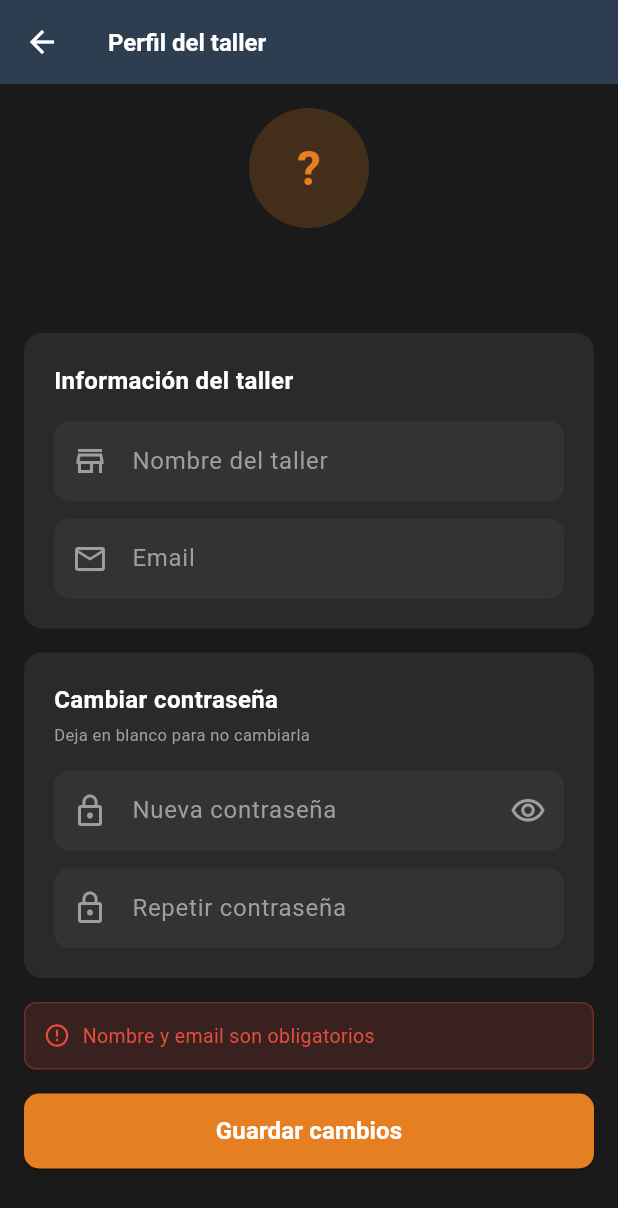
After one commit to oscarsalt/taller_pro, a Flutter app: the PerfilScreen screen opened directly, after a tap on "Guardar cambios", on a phone screen of 412 x 824 dp. The commit adds this screen. Shown: the top 1208 px of the screen. Run offline on Flutter 3.47's test engine with Material 3 defaults, Android fonts, the phone set to English and light mode, and no system bars; our stand-ins replace fl_chart, shared_preferences; accounts and stored records are empty; network calls fail.

Commit message:
s.g: pantalla de perfil del taller y cambiar contraseña

```diff
--- /dev/null
+++ b/lib/screens/perfil_screen.dart
@@ -0,0 +1,325 @@
+import 'dart:convert';
+import 'package:flutter/material.dart';
+import 'package:shared_preferences/shared_preferences.dart';
+import '../api_service.dart';
+import '../theme/app_theme.dart';
+
+class PerfilScreen extends StatefulWidget {
+  const PerfilScreen({super.key});
+
+  @override
+  State<PerfilScreen> createState() => _PerfilScreenState();
+}
+
+class _PerfilScreenState extends State<PerfilScreen> {
+  final nombreController = TextEditingController();
+  final emailController = TextEditingController();
+  final passwordController = TextEditingController();
+  final password2Controller = TextEditingController();
+
+  bool cargando = true;
+  bool guardando = false;
+  bool verPassword = false;
+  String mensaje = '';
+  bool esError = false;
+  String fechaCreacion = '';
+
+  @override
+  void initState() {
+    super.initState();
+    cargarPerfil();
+  }
+
+  Future<void> cargarPerfil() async {
+    setState(() => cargando = true);
+    try {
+      final res = await ApiService.get('/perfil');
+      if (res is Map) {
+        final data = Map<String, dynamic>.from(res);
+        nombreController.text = data['nombre'] ?? '';
+        emailController.text = data['email'] ?? '';
+        fechaCreacion =
+            data['fecha_creacion']?.toString().substring(0, 10) ?? '';
+      }
+    } catch (e) {}
+    setState(() => cargando = false);
+  }
+
+  Future<void> guardarPerfil() async {
+    if (nombreController.text.isEmpty || emailController.text.isEmpty) {
+      setState(() {
+        mensaje = 'Nombre y email son obligatorios';
+        esError = true;
+      });
+      return;
+    }
+    if (passwordController.text.isNotEmpty &&
+        passwordController.text != password2Controller.text) {
+      setState(() {
+        mensaje = 'Las contraseñas no coinciden';
+        esError = true;
+      });
+      return;
+    }
+    if (passwordController.text.isNotEmpty &&
+        passwordController.text.length < 6) {
+      setState(() {
+        mensaje = 'La contraseña debe tener al menos 6 caracteres';
+        esError = true;
+      });
+      return;
+    }
+
+    setState(() {
+      guardando = true;
+      mensaje = '';
+    });
+
+    try {
+      final body = {
+        'nombre': nombreController.text,
+        'email': emailController.text,
+        if (passwordController.text.isNotEmpty)
+          'password': passwordController.text,
+      };
+      final res = await ApiService.put('/perfil', body);
+      if (res['message'] != null) {
+        // Actualizar nombre guardado en SharedPreferences
+        final prefs = await SharedPreferences.getInstance();
+        final userStr = prefs.getString('user');
+        if (userStr != null) {
+          final user = Map<String, dynamic>.from(jsonDecode(userStr));
+          user['nombre'] = nombreController.text;
+          await prefs.setString('user', jsonEncode(user));
+        }
+        passwordController.clear();
+        password2Controller.clear();
+        setState(() {
+          mensaje = 'Perfil actualizado correctamente';
+          esError = false;
+        });
+      } else {
+        setState(() {
+          mensaje = res['error'] ?? 'Error al guardar';
+          esError = true;
+        });
+      }
+    } catch (e) {
+      setState(() {
+        mensaje = 'Error al conectar con el servidor';
+        esError = true;
+      });
+    }
+
+    setState(() => guardando = false);
+  }
+
+  @override
+  Widget build(BuildContext context) {
+    return Scaffold(
+      backgroundColor: AppTheme.bgColor,
+      appBar: AppBar(
+        backgroundColor: AppTheme.sidebarColor,
+        foregroundColor: Colors.white,
+        title: const Text('Perfil del taller',
+            style: TextStyle(fontSize: 16, fontWeight: FontWeight.bold)),
+        elevation: 0,
+      ),
+      body: cargando
+          ? const Center(
+              child: CircularProgressIndicator(color: AppTheme.accentColor))
+          : SingleChildScrollView(
+              padding: const EdgeInsets.all(16),
+              child: Column(
+                crossAxisAlignment: CrossAxisAlignment.start,
+                children: [
+                  // Avatar y nombre
+                  Center(
+                    child: Column(
+                      children: [
+                        Container(
+                          width: 80,
+                          height: 80,
+                          decoration: BoxDecoration(
+                            color: AppTheme.accentColor.withOpacity(0.2),
+                            shape: BoxShape.circle,
+                          ),
+                          child: Center(
+                            child: Text(
+                              nombreController.text.isNotEmpty
+                                  ? nombreController.text
+                                      .substring(0, 1)
+                                      .toUpperCase()
+                                  : '?',
+                              style: const TextStyle(
+                                  color: AppTheme.accentColor,
+                                  fontSize: 32,
+                                  fontWeight: FontWeight.bold),
+                            ),
+                          ),
+                        ),
+                        const SizedBox(height: 12),
+                        Text(nombreController.text, style: AppTheme.titulo),
+                        if (fechaCreacion.isNotEmpty) ...[
+                          const SizedBox(height: 4),
+                          Text('Miembro desde $fechaCreacion',
+                              style: AppTheme.muted),
+                        ],
+                      ],
+                    ),
+                  ),
+                  const SizedBox(height: 24),
+
+                  // Formulario
+                  Container(
+                    padding: const EdgeInsets.all(20),
+                    decoration: AppTheme.card(),
+                    child: Column(
+                      crossAxisAlignment: CrossAxisAlignment.start,
+                      children: [
+                        const Text('Información del taller',
+                            style: TextStyle(
+                                color: Colors.white,
+                                fontSize: 16,
+                                fontWeight: FontWeight.bold)),
+                        const SizedBox(height: 16),
+                        TextField(
+                          controller: nombreController,
+                          style: AppTheme.cuerpo,
+                          decoration: AppTheme.input(
+                              'Nombre del taller', Icons.store_outlined),
+                        ),
+                        const SizedBox(height: 12),
+                        TextField(
+                          controller: emailController,
+                          style: AppTheme.cuerpo,
+                          keyboardType: TextInputType.emailAddress,
+                          decoration:
+                              AppTheme.input('Email', Icons.email_outlined),
+                        ),
+                      ],
+                    ),
+                  ),
+                  const SizedBox(height: 16),
+
+                  // Cambiar contraseña
+                  Container(
+                    padding: const EdgeInsets.all(20),
+                    decoration: AppTheme.card(),
+                    child: Column(
+                      crossAxisAlignment: CrossAxisAlignment.start,
+                      children: [
+                        const Text('Cambiar contraseña',
+                            style: TextStyle(
+                                color: Colors.white,
+                                fontSize: 16,
+                                fontWeight: FontWeight.bold)),
+                        const SizedBox(height: 4),
+                        Text('Deja en blanco para no cambiarla',
+                            style: AppTheme.small),
+                        const SizedBox(height: 16),
+                        TextField(
+                          controller: passwordController,
+                          obscureText: !verPassword,
+                          style: AppTheme.cuerpo,
+                          decoration: AppTheme.input(
+                                  'Nueva contraseña', Icons.lock_outline)
+                              .copyWith(
+                            suffixIcon: IconButton(
+                              icon: Icon(
+                                verPassword
+                                    ? Icons.visibility_off_outlined
+                                    : Icons.visibility_outlined,
+                                color: Colors.grey,
+                              ),
+                              onPressed: () =>
+                                  setState(() => verPassword = !verPassword),
+                            ),
+                          ),
+                        ),
+                        const SizedBox(height: 12),
+                        TextField(
+                          controller: password2Controller,
+                          obscureText: !verPassword,
+                          style: AppTheme.cuerpo,
+                          decoration: AppTheme.input(
+                              'Repetir contraseña', Icons.lock_outline),
+                        ),
+                      ],
+                    ),
+                  ),
+                  const SizedBox(height: 16),
+
+                  // Mensaje de error o éxito
+                  if (mensaje.isNotEmpty)
+                    Container(
+                      width: double.infinity,
+                      padding: const EdgeInsets.all(12),
+                      decoration: BoxDecoration(
+                        color: (esError
+                                ? AppTheme.dangerColor
+                                : AppTheme.successColor)
+                            .withOpacity(0.15),
+                        borderRadius: BorderRadius.circular(8),
+                        border: Border.all(
+                          color: (esError
+                                  ? AppTheme.dangerColor
+                                  : AppTheme.successColor)
+                              .withOpacity(0.3),
+                        ),
+                      ),
+                      child: Row(
+                        children: [
+                          Icon(
+                            esError
+                                ? Icons.error_outline
+                                : Icons.check_circle_outline,
+                            color: esError
+                                ? AppTheme.dangerColor
+                                : AppTheme.successColor,
+                            size: 18,
+                          ),
+                          const SizedBox(width: 8),
+                          Expanded(
+                            child: Text(
+                              mensaje,
+                              style: TextStyle(
+                                  color: esError
+                                      ? AppTheme.dangerColor
+                                      : AppTheme.successColor,
+                                  fontSize: 13),
+                            ),
+                          ),
+                        ],
+                      ),
+                    ),
+
+                  const SizedBox(height: 16),
+
+                  // Botón guardar
+                  SizedBox(
+                    width: double.infinity,
+                    height: 50,
+                    child: ElevatedButton(
+                      onPressed: guardando ? null : guardarPerfil,
+                      style: AppTheme.botonPrincipal(),
+                      child: guardando
+                          ? const SizedBox(
+                              width: 20,
+                              height: 20,
+                              child: CircularProgressIndicator(
+                                  color: Colors.white, strokeWidth: 2))
+                          : const Text('Guardar cambios',
+                              style: TextStyle(
+                                  color: Colors.white,
+                                  fontSize: 16,
+                                  fontWeight: FontWeight.bold)),
+                    ),
+                  ),
+                  const SizedBox(height: 24),
+                ],
+              ),
+            ),
+    );
+  }
+}
--- a/lib/widgets/main_layout.dart
+++ b/lib/widgets/main_layout.dart
@@ -2,6 +2,7 @@ import 'package:flutter/material.dart';
 import 'package:shared_preferences/shared_preferences.dart';
 import '../screens/dashboard_screen.dart';
 import '../screens/clientes_screen.dart';
+import '../screens/perfil_screen.dart';
 import '../screens/vehiculos_screen.dart';
 import '../screens/citas_screen.dart';
 import '../theme/app_theme.dart';
@@ -40,6 +41,11 @@ class _MainLayoutState extends State<MainLayout> {
     await prefs.remove('token');
     await prefs.remove('user');
     if (mounted) Navigator.pushReplacementNamed(context, '/');
+  }
+
+  void _abrirPerfil() {
+    Navigator.push(
+        context, MaterialPageRoute(builder: (_) => const PerfilScreen()));
   }
 
   Widget _buildCurrentScreen() {
@@ -120,6 +126,27 @@ class _MainLayoutState extends State<MainLayout> {
               const SizedBox(height: 32),
               ...List.generate(_items.length, _buildSidebarItem),
               const Spacer(),
+              // Perfil
+              GestureDetector(
+                onTap: _abrirPerfil,
+                child: Container(
+                  margin: const EdgeInsets.symmetric(horizontal: 12),
+                  padding:
+                      const EdgeInsets.symmetric(horizontal: 16, vertical: 12),
+                  decoration: BoxDecoration(
+                    color: Colors.white.withOpacity(0.05),
+                    borderRadius: BorderRadius.circular(10),
+                  ),
+                  child: const Row(children: [
+                    Icon(Icons.person_outline, color: Colors.white60, size: 20),
+                    SizedBox(width: 12),
+                    Text('Mi perfil',
+                        style: TextStyle(color: Colors.white60, fontSize: 14)),
+                  ]),
+                ),
+              ),
+              const SizedBox(height: 8),
+              // Logout
               GestureDetector(
                 onTap: _logout,
                 child: Container(
@@ -167,8 +194,14 @@ class _MainLayoutState extends State<MainLayout> {
                       fontWeight: FontWeight.bold)),
               const Spacer(),
               IconButton(
-                  icon: const Icon(Icons.logout, color: Colors.white70),
-                  onPressed: _logout),
+                icon: const Icon(Icons.person_outline, color: Colors.white70),
+                onPressed: _abrirPerfil,
+                tooltip: 'Mi perfil',
+              ),
+              IconButton(
+                icon: const Icon(Icons.logout, color: Colors.white70),
+                onPressed: _logout,
+              ),
             ],
           ),
         ),
```
